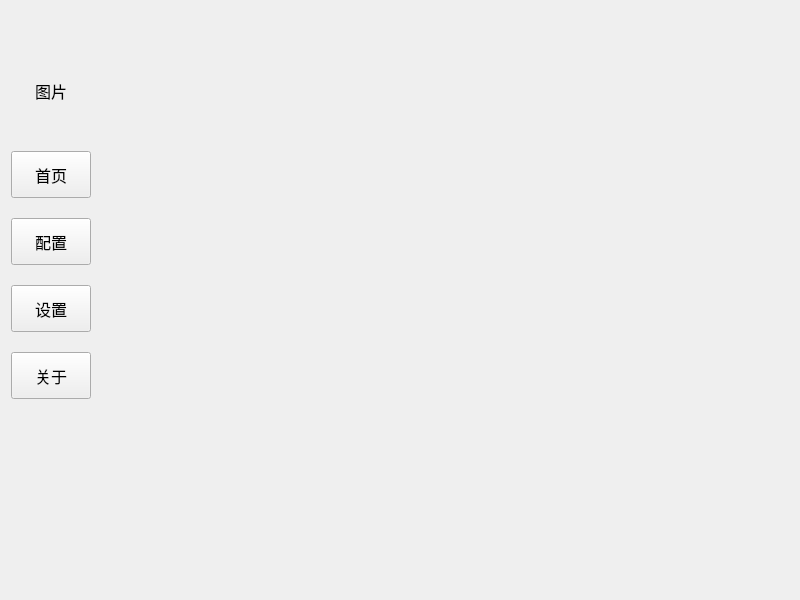
The window that include/DGLABClient.ui (CrimsonSeraph/DG-LAB-Client) describes before a commit, drawn with Qt 5.
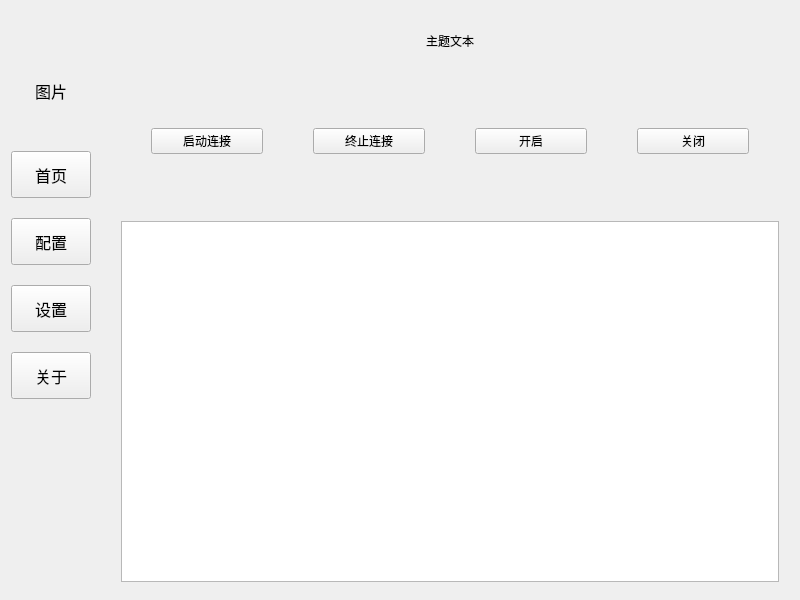
The same window after the commit. The open tabs and pages were chosen to show the change.

Commit message: 添加首页大致布局

Patch:
```diff
--- a/include/DGLABClient.ui
+++ b/include/DGLABClient.ui
@@ -184,7 +184,89 @@
         <widget class="QWidget" name="about_page"/>
         <widget class="QWidget" name="config_page"/>
         <widget class="QWidget" name="setting_page"/>
-        <widget class="QWidget" name="first_page"/>
+        <widget class="QWidget" name="first_page">
+         <widget class="QWidget" name="about_page_btn_bar" native="true">
+          <property name="geometry">
+           <rect>
+            <x>0</x>
+            <y>90</y>
+            <width>698</width>
+            <height>100</height>
+           </rect>
+          </property>
+          <layout class="QHBoxLayout" name="horizontalLayout">
+           <property name="spacing">
+            <number>50</number>
+           </property>
+           <property name="leftMargin">
+            <number>50</number>
+           </property>
+           <property name="topMargin">
+            <number>0</number>
+           </property>
+           <property name="rightMargin">
+            <number>50</number>
+           </property>
+           <property name="bottomMargin">
+            <number>0</number>
+           </property>
+           <item>
+            <widget class="QPushButton" name="start_connect_btn">
+             <property name="text">
+              <string>启动连接</string>
+             </property>
+            </widget>
+           </item>
+           <item>
+            <widget class="QPushButton" name="close_connect_btn">
+             <property name="text">
+              <string>终止连接</string>
+             </property>
+            </widget>
+           </item>
+           <item>
+            <widget class="QPushButton" name="start_btn">
+             <property name="text">
+              <string>开启</string>
+             </property>
+            </widget>
+           </item>
+           <item>
+            <widget class="QPushButton" name="close_btn">
+             <property name="text">
+              <string>关闭</string>
+             </property>
+            </widget>
+           </item>
+          </layout>
+         </widget>
+         <widget class="QLabel" name="main_title">
+          <property name="geometry">
+           <rect>
+            <x>20</x>
+            <y>10</y>
+            <width>658</width>
+            <height>60</height>
+           </rect>
+          </property>
+          <property name="text">
+           <string>主题文本</string>
+          </property>
+          <property name="alignment">
+           <set>Qt::AlignmentFlag::AlignCenter</set>
+          </property>
+         </widget>
+         <widget class="QTextEdit" name="debug_log">
+          <property name="geometry">
+           <rect>
+            <x>20</x>
+            <y>220</y>
+            <width>658</width>
+            <height>361</height>
+           </rect>
+          </property>
+         </widget>
+        </widget>
        </widget>
       </item>
      </layout>
```
The commit also changes 7 other files.
